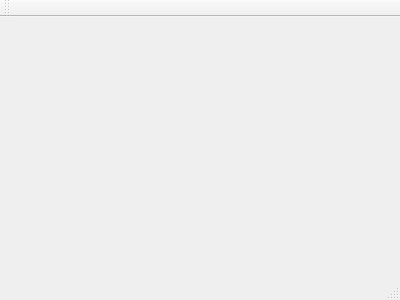
The window that View/mainwindow.ui (ricardobusta/pixelbooster) describes before a commit, drawn with Qt 5.
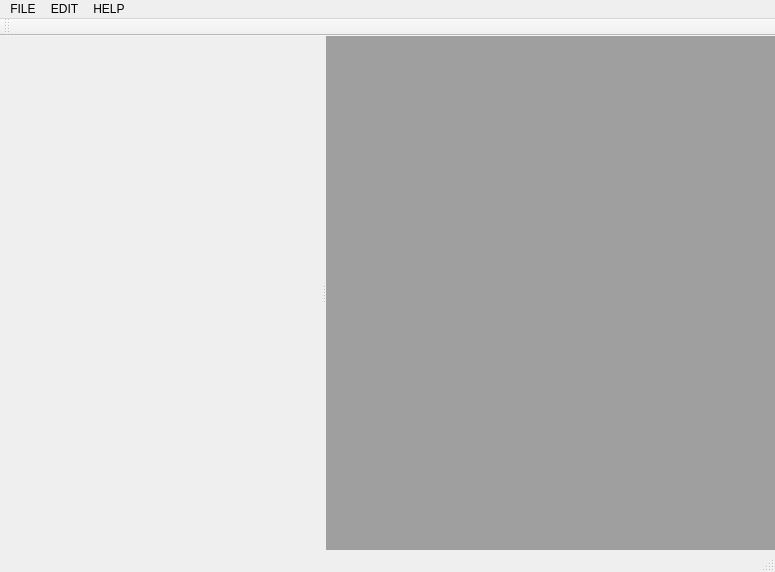
The same window after the commit.

```diff
--- a/View/mainwindow.ui
+++ b/View/mainwindow.ui
@@ -1,24 +1,156 @@
 <ui version="4.0">
  <class>MainWindow</class>
- <widget class="QMainWindow" name="MainWindow" >
-  <property name="geometry" >
+ <widget class="QMainWindow" name="MainWindow">
+  <property name="geometry">
    <rect>
     <x>0</x>
     <y>0</y>
-    <width>400</width>
-    <height>300</height>
+    <width>775</width>
+    <height>572</height>
    </rect>
   </property>
   <property name="windowTitle" >
    <string>MainWindow</string>
   </property>
-  <widget class="QMenuBar" name="menuBar" />
-  <widget class="QToolBar" name="mainToolBar" />
-  <widget class="QWidget" name="centralWidget" />
-  <widget class="QStatusBar" name="statusBar" />
+  <widget class="QWidget" name="centralWidget">
+   <layout class="QVBoxLayout" name="verticalLayout">
+    <property name="spacing">
+     <number>0</number>
+    </property>
+    <property name="leftMargin">
+     <number>0</number>
+    </property>
+    <property name="topMargin">
+     <number>0</number>
+    </property>
+    <property name="rightMargin">
+     <number>0</number>
+    </property>
+    <property name="bottomMargin">
+     <number>0</number>
+    </property>
+    <item>
+     <widget class="QSplitter" name="splitter">
+      <property name="orientation">
+       <enum>Qt::Horizontal</enum>
+      </property>
+      <property name="opaqueResize">
+       <bool>true</bool>
+      </property>
+      <property name="childrenCollapsible">
+       <bool>false</bool>
+      </property>
+      <widget class="QWidget" name="widget" native="true">
+       <layout class="QVBoxLayout" name="verticalLayout_2">
+        <item>
+         <widget class="QWidget" name="widget_3" native="true"/>
+        </item>
+        <item>
+         <widget class="QWidget" name="widget_2" native="true">
+          <property name="minimumSize">
+           <size>
+            <width>300</width>
+            <height>0</height>
+           </size>
+          </property>
+         </widget>
+        </item>
+       </layout>
+      </widget>
+      <widget class="QMdiArea" name="mdiArea"/>
+     </widget>
+    </item>
+   </layout>
+  </widget>
+  <widget class="QMenuBar" name="menuBar">
+   <property name="geometry">
+    <rect>
+     <x>0</x>
+     <y>0</y>
+     <width>775</width>
+     <height>21</height>
+    </rect>
+   </property>
+   <widget class="QMenu" name="menuFILE">
+    <property name="title">
+     <string>FILE</string>
+    </property>
+    <addaction name="actionNEW_FILE"/>
+    <addaction name="actionOPEN_FILE"/>
+    <addaction name="actionRECENT_FILES"/>
+    <addaction name="actionSAVE_FILE"/>
+    <addaction name="actionSAVE_ALL"/>
+    <addaction name="separator"/>
+    <addaction name="actionCLOSE_FILE"/>
+    <addaction name="separator"/>
+    <addaction name="actionEXIT"/>
+   </widget>
+   <widget class="QMenu" name="menuEDIT">
+    <property name="title">
+     <string>EDIT</string>
+    </property>
+   </widget>
+   <widget class="QMenu" name="menuHELP">
+    <property name="title">
+     <string>HELP</string>
+    </property>
+    <addaction name="actionABOUT"/>
+   </widget>
+   <addaction name="menuFILE"/>
+   <addaction name="menuEDIT"/>
+   <addaction name="menuHELP"/>
+  </widget>
+  <widget class="QToolBar" name="mainToolBar">
+   <attribute name="toolBarArea">
+    <enum>TopToolBarArea</enum>
+   </attribute>
+   <attribute name="toolBarBreak">
+    <bool>false</bool>
+   </attribute>
+  </widget>
+  <widget class="QStatusBar" name="statusBar"/>
+  <action name="actionNEW_FILE">
+   <property name="text">
+    <string>NEW_FILE</string>
+   </property>
+  </action>
+  <action name="actionOPEN_FILE">
+   <property name="text">
+    <string>OPEN_FILE</string>
+   </property>
+  </action>
+  <action name="actionRECENT_FILES">
+   <property name="text">
+    <string>RECENT_FILES</string>
+   </property>
+  </action>
+  <action name="actionSAVE_FILE">
+   <property name="text">
+    <string>SAVE_FILE</string>
+   </property>
+  </action>
+  <action name="actionSAVE_ALL">
+   <property name="text">
+    <string>SAVE_ALL</string>
+   </property>
+  </action>
+  <action name="actionEXIT">
+   <property name="text">
+    <string>EXIT</string>
+   </property>
+  </action>
+  <action name="actionCLOSE_FILE">
+   <property name="text">
+    <string>CLOSE_FILE</string>
+   </property>
+  </action>
+  <action name="actionABOUT">
+   <property name="text">
+    <string>ABOUT</string>
+   </property>
+  </action>
  </widget>
- <layoutDefault spacing="6" margin="11" />
- <pixmapfunction></pixmapfunction>
+ <layoutdefault spacing="6" margin="11"/>
  <resources/>
  <connections/>
 </ui>
```
Left out of the diff: 3 changed lines with no effect on the pictures.
